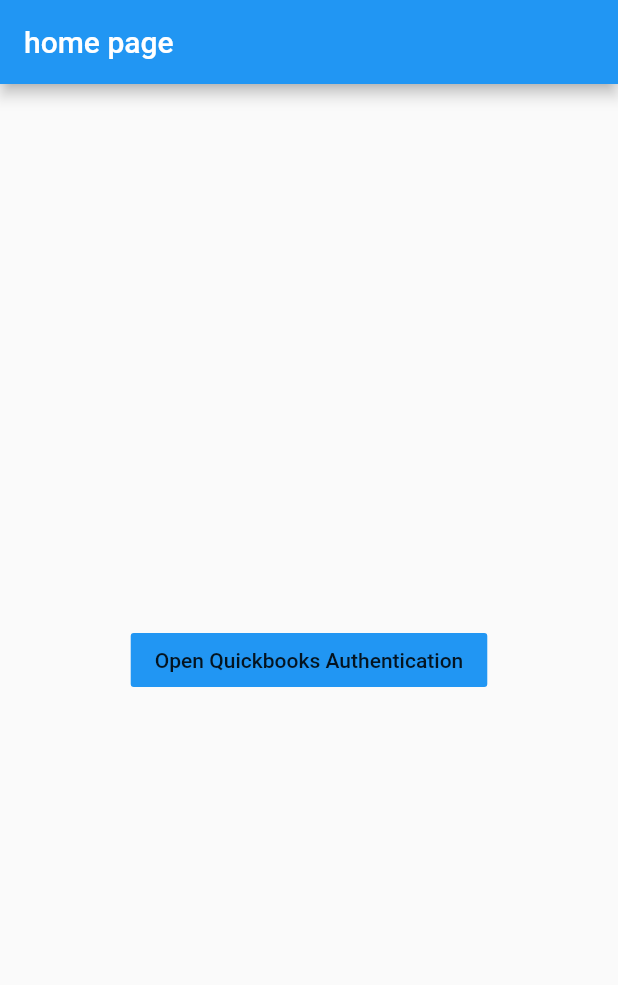
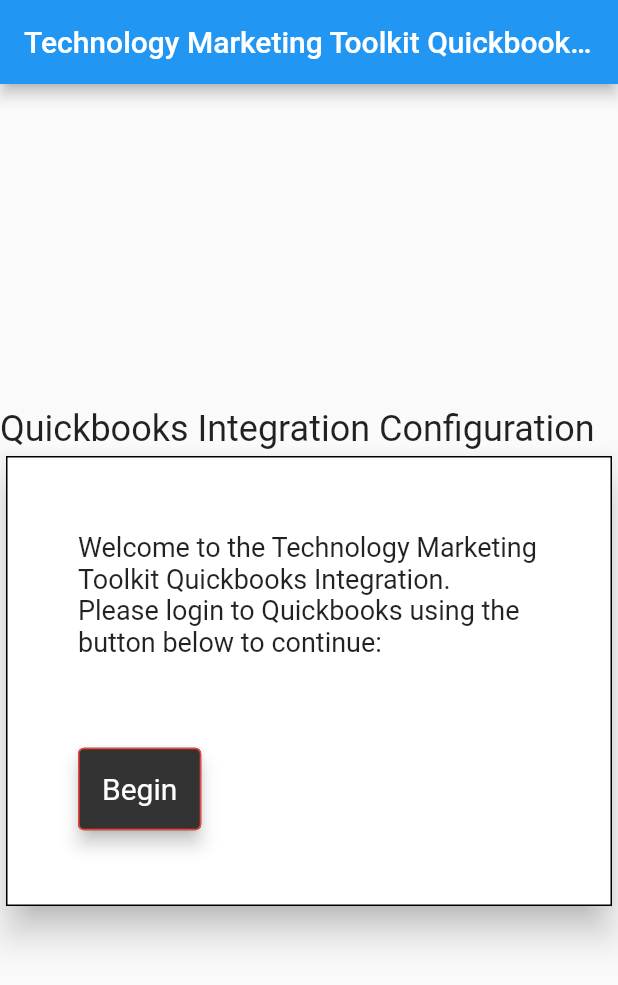
Before and after one commit to wterrill/tmtfinancialconnect, a Flutter app: the screen it shows after launch, on a phone screen of 412 x 824 dp. Shown: the top 985 px of the screen. Run offline on Flutter 3.47's test engine with Material 2 defaults, Android fonts, the phone set to English and light mode, and no system bars; our stand-ins replace equatable, flutter_modular, font_awesome_flutter; missing offline and left inert: dart:html, dart:js.

Commit message:
changed main page of app

```diff
--- a/lib/app_widget.dart
+++ b/lib/app_widget.dart
@@ -6,6 +6,13 @@
   Widget build(BuildContext context) {
     return MaterialApp(
       initialRoute: '/post',
+      theme: ThemeData(
+        textButtonTheme: TextButtonThemeData(
+          style: TextButton.styleFrom(
+            primary: Colors.purple,
+          ),
+        ),
+      ),
     ).modular();
   }
 }
--- /dev/null
+++ b/lib/colorDefs.dart
@@ -0,0 +1,5 @@
+import 'package:flutter/material.dart';
+
+abstract class ColorDefs {
+  static final Color buttonBackground = Color(0xFF333333);
+}
--- a/lib/financial_dashboard.dart
+++ b/lib/financial_dashboard.dart
@@ -14,6 +14,7 @@
   @override
   Widget build(BuildContext context) {
     DateTime date = DateTime.now();
+    // fontFamily: Roboto
 
     return Padding(
       padding: const EdgeInsets.all(8.0),
@@ -45,9 +46,7 @@
                 ),
               ],
             ),
-            Padding(
-              padding: const EdgeInsets.all(8.0),
-              child: Card(
+            Card(
               child: Column(
                 crossAxisAlignment: CrossAxisAlignment.start,
                 children: [
@@ -74,8 +73,7 @@
                             Spacer(flex: 1),
                             Expanded(
                                 flex: 2,
-                                  child: Text(
-                                      finalStructure?.all![index].name ??
+                                child: Text(finalStructure?.all![index].name ??
                                     'error')),
                             Expanded(
                                 flex: 1,
@@ -89,8 +87,8 @@
                                     index: index,
                                   ),
                                   GestureDetector(
-                                      child: FaIcon(
-                                          FontAwesomeIcons.questionCircle),
+                                    child:
+                                        FaIcon(FontAwesomeIcons.questionCircle),
                                     onTap: () {
                                       print('hello');
                                       print(
@@ -115,7 +113,6 @@
                         }),
                   ),
                 ],
-                ),
               ),
             ),
           ],
--- a/lib/home_page.dart
+++ b/lib/home_page.dart
@@ -1,5 +1,7 @@
 import 'package:flutter/material.dart';
 import 'dart:js' as js;
+
+import 'colorDefs.dart';
 
 class HomePage extends StatelessWidget {
   const HomePage({Key? key}) : super(key: key);
@@ -8,24 +10,80 @@
   Widget build(BuildContext context) {
     return Scaffold(
       appBar: AppBar(
-        title: Text('home page'),
+        title: Text('Technology Marketing Toolkit Quickbooks Configuration'),
       ),
       body: Center(
+        child: Container(
+          width: 800,
+          height: 900,
           child: Column(
             mainAxisAlignment: MainAxisAlignment.center,
+            crossAxisAlignment: CrossAxisAlignment.start,
+            children: [
+              Text(
+                'Quickbooks Integration Configuration',
+                style: TextStyle(fontSize: 24),
+              ),
+              Card(
+                elevation: 10, // Change this
+                shadowColor: Colors.black,
+                shape: RoundedRectangleBorder(
+                  side: BorderSide(color: Colors.black, width: 1),
+                  borderRadius: BorderRadius.circular(0),
+                ),
+
+                child: SizedBox(
+                  width: 800,
+                  height: 300,
+                  child: SizedBox(
+                    width: 800,
+                    height: 300,
+                    child: Padding(
+                      padding: const EdgeInsets.all(48.0),
+                      child: Column(
+                        // mainAxisSize: MainAxisSize.min,
+                        mainAxisAlignment: MainAxisAlignment.center,
+                        crossAxisAlignment: CrossAxisAlignment.start,
                         children: <Widget>[
-            FlatButton(
-              color: Colors.blue,
-              child: Text('Open Quickbooks Authentication'),
+                          Text(
+                            'Welcome to the Technology Marketing Toolkit Quickbooks Integration. \nPlease login to Quickbooks using the button below to continue:',
+                            style: TextStyle(fontSize: 18),
+                          ),
+                          SizedBox(height: 60),
+                          Row(
+                            mainAxisAlignment: MainAxisAlignment.start,
+                            // mainAxisSize: MainAxisSize.min,
+                            children: [
+                              TextButton(
+                                child: Padding(
+                                  padding: const EdgeInsets.all(8.0),
+                                  child: Text('Begin'),
+                                ),
+                                style: TextButton.styleFrom(
+                                  primary: Colors.white,
+                                  backgroundColor: ColorDefs.buttonBackground,
+                                  shadowColor: Colors.black,
+                                  elevation: 5,
+                                  side: BorderSide(color: Colors.red, width: 1),
+                                  textStyle: const TextStyle(fontSize: 20),
+                                ),
                                 onPressed: () {
                                   js.context.callMethod('open', [
-                  // 'https://quickbooksrestfulapi.azure-api.net/api/qbo/ConnectQBO',
                                     'https://mxoapptesting.azurewebsites.net/api/qbo/ConnectQBO',
                                     '_self'
-                ]); //<= find explanation below
+                                  ]);
                                 },
                               ),
                             ],
+                          ),
+                        ],
+                      ),
+                    ),
+                  ),
+                ),
+              ),
+            ],
+          ),
         ),
       ),
     );
```
Also changed, not shown: 2 other files. Lines whose indentation alone changed are shown as unchanged.
